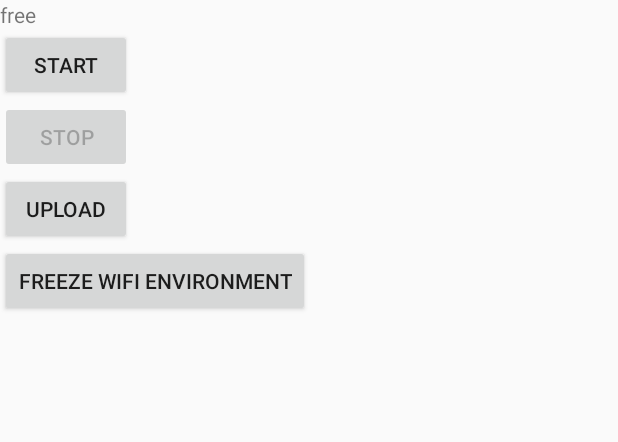
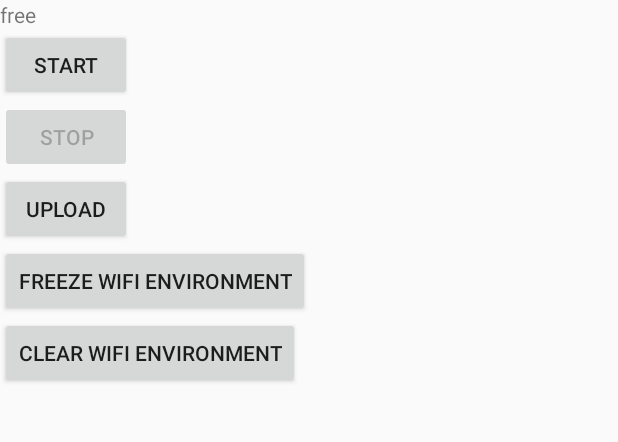
Before and after one commit to vidstige/TimeFlex, an Android app: the screen it shows after launch (MainActivity), on a phone screen of 412 x 824 dp, the part 29-471 px from its top. Run offline under Robolectric (Android 15) with nearby library versions, the phone set to English and light mode, and no system bars.

Commit message:
Adding unfreeze button.

```diff
--- a/app/src/main/java/se/vidstige/timeflex/MainActivity.java
+++ b/app/src/main/java/se/vidstige/timeflex/MainActivity.java
@@ -13,6 +13,7 @@ import android.widget.Toast;
 
 import java.net.MalformedURLException;
 import java.net.URL;
+import java.util.Collections;
 
 
 public class MainActivity extends AppCompatActivity implements ShiftStore.Listener {
@@ -73,6 +74,14 @@ public class MainActivity extends AppCompatActivity implements ShiftStore.Listen
             }
         });
 
+        final Button unfreeze_button = (Button) findViewById(R.id.unfreeze_button);
+        unfreeze_button.setOnClickListener(new View.OnClickListener() {
+            @Override
+            public void onClick(View view) {
+                shiftStore.setScanSet(Collections.<String>emptySet());
+            }
+        });
+
         updateUI();
         shiftStore.addListener(this);
 
--- a/app/src/main/res/layout/activity_main.xml
+++ b/app/src/main/res/layout/activity_main.xml
@@ -26,4 +26,8 @@
         android:layout_width="wrap_content"
         android:layout_height="wrap_content"
         android:text="Freeze WiFi environment" />
+    <Button android:id="@+id/unfreeze_button"
+        android:layout_width="wrap_content"
+        android:layout_height="wrap_content"
+        android:text="Clear WiFi environment" />
 </LinearLayout>
```
